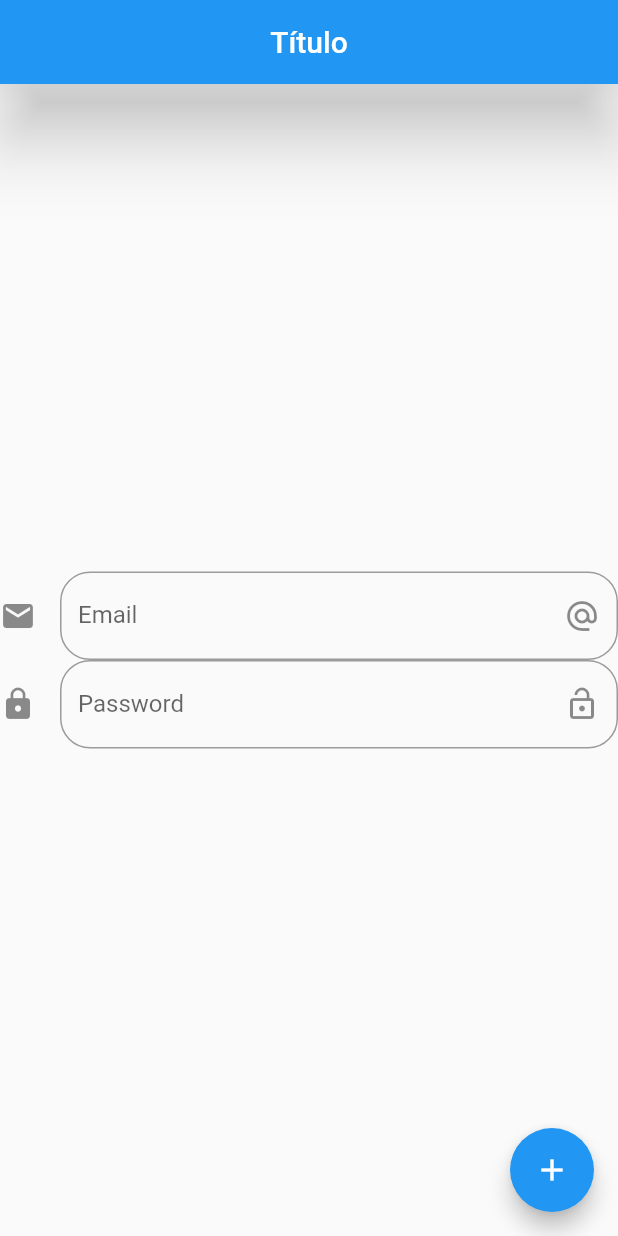
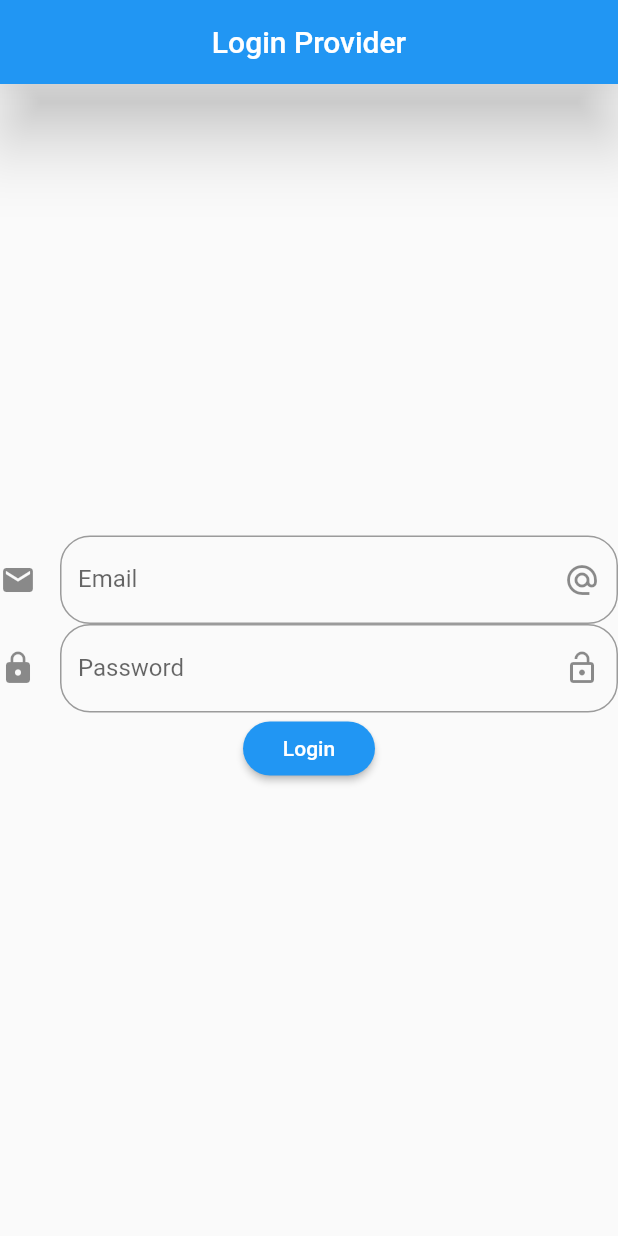
Before and after one commit to eddieware/login_provider, a Flutter app: the screen it shows after launch, on a phone screen of 412 x 824 dp. Run offline on Flutter 3.47's test engine with Material 2 defaults, Android fonts, the phone set to English and light mode, and no system bars.

Commit message:
login_completed

```diff
--- a/lib/screens/home_screen.dart
+++ b/lib/screens/home_screen.dart
@@ -15,7 +15,7 @@ class _LoginProviderState extends State<LoginProvider> {
   Widget build(BuildContext context) {
     return Scaffold(
       appBar: AppBar(
-        title: Text('Título'),
+        title: Text('Login Provider'),
         centerTitle: true,
         elevation: 20,
       ),
@@ -25,22 +25,14 @@ class _LoginProviderState extends State<LoginProvider> {
         children: <Widget>[
           //Text('Numero de Clicks!!!! '),
           _crearEmail(),
-          _crearPassword()
+          _crearPassword(),
+          _crearBoton()
 
           //Text('$conteo',style: estiloTexto) //$ interpolacion string
         ],
       )
           // la mayoria de los Widgets solo pueden tener un child
           ),
-
-      //floatingActionButtonLocation: FloatingActionButtonLocation.centerFloat,
-      floatingActionButton: FloatingActionButton(
-        child: Icon(Icons.add),
-
-        onPressed: () {
-          print('Hola Mundo!');
-        }, //:null,// hace disable el boton
-      ),
     );
   }
 
@@ -78,4 +70,15 @@ class _LoginProviderState extends State<LoginProvider> {
       }),
     );
   }
+
+  Widget _crearBoton() {
+    return RaisedButton(
+      child: Text('Login'),
+      color: Colors.blue,
+      textColor: Colors.white,
+      shape: StadiumBorder(),
+      //se envia el context para abajp
+      onPressed: () => null,
+    );
+  }
 }
```
